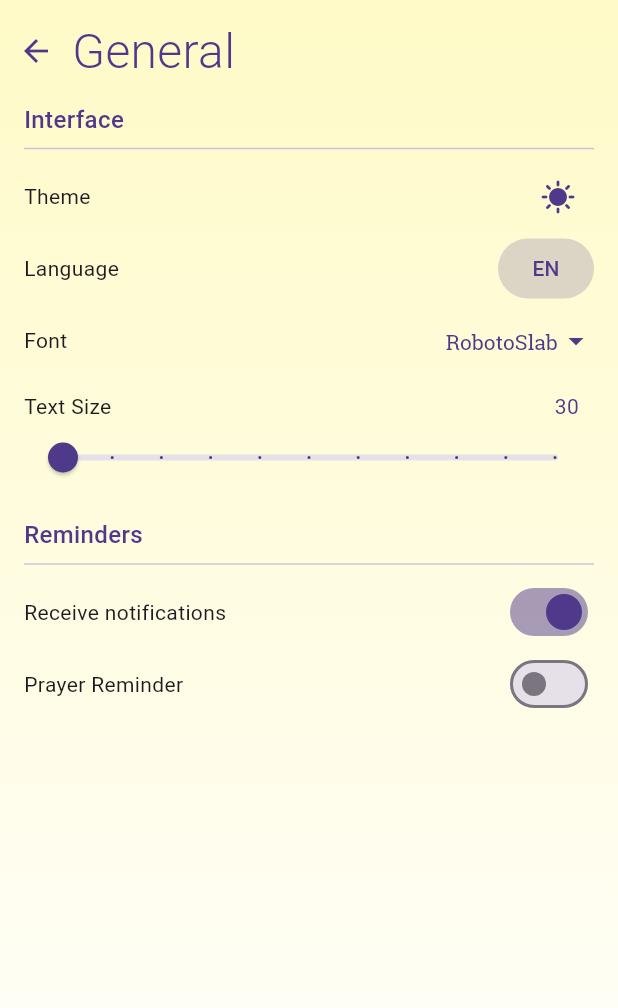
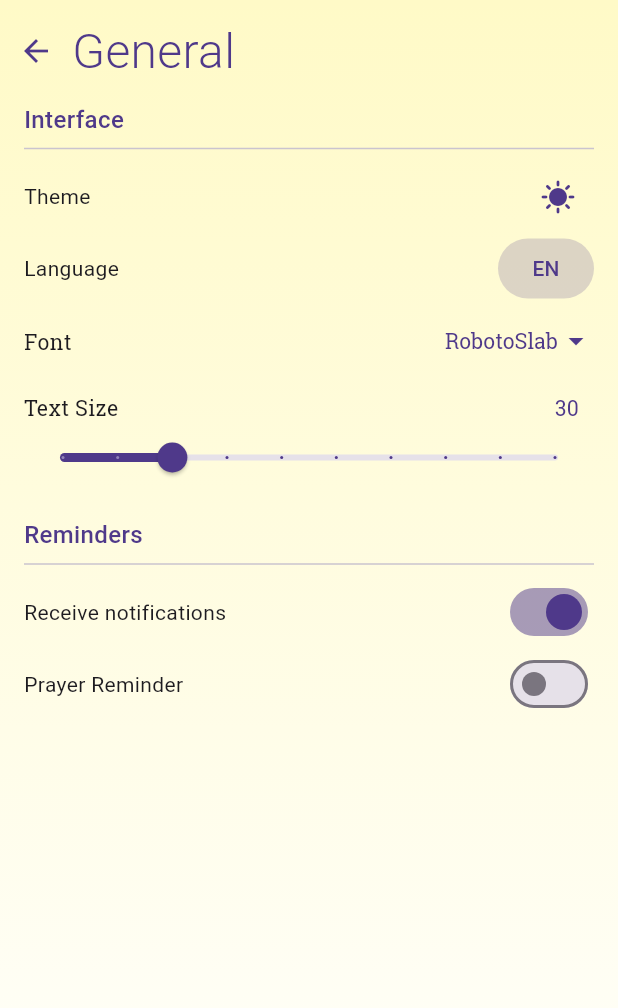
Before and after one commit to DagimN/living_way_mobile, a Flutter app: the SettingsScreen screen opened by its route, on a phone screen of 412 x 824 dp. Shown: the top 1008 px of the screen. Run offline on Flutter 3.47's test engine with Material 3 defaults, Android fonts, the light colour scheme and no system bars; our stand-ins replace audioplayers, cached_network_image, dio, flutter_dotenv, flutter_svg, font_awesome_flutter and 10 more; missing offline and left inert: encrypt, flavor_getter, flutter_polls, hl_image_picker, mini_music_visualizer, social_share; accounts and stored records are empty; project files that could hold a hidden picture were left out.

Commit message:
Text size and font setting functional
Changes:
	- The settings are functional only on some strings on the
	  setting screen as well as the whole bible content

```diff
--- a/lib/controllers/theme_controller.dart
+++ b/lib/controllers/theme_controller.dart
@@ -11,16 +11,17 @@ class ThemeController extends ChangeNotifier {
   double textSize = 0.3;
   AppLocale appLocale = AppLocale.en;
   Brightness brightness = Brightness.light;
-  Fonts? selectedFont;
+  Fonts selectedFont = Fonts.RobotoSlab;
 
-  ThemeController() {
-    selectedFont = Fonts.RobotoSlab;
+  //TODO: Save settings as cache and load from cache
 
+  set setTextSize(double value) {
+    textSize = value;
     notifyListeners();
   }
 
-  set setTextSize(double value) {
-    textSize = value;
+  set setFont(Fonts value) {
+    selectedFont = value;
     notifyListeners();
   }
 
--- a/lib/screens/Settings/settings_screen.dart
+++ b/lib/screens/Settings/settings_screen.dart
@@ -16,9 +16,13 @@ class SettingsScreen extends StatelessWidget {
     final appLocale = themeController.appLocale;
     final willRemindPrayer = profileController.willRemindPrayer;
     final prayerTimes = profileController.prayerTimes;
+
     double screenHeight = MediaQuery.of(context).size.height;
     double screenWidth = MediaQuery.of(context).size.width;
     Orientation orientation = MediaQuery.of(context).orientation;
+
+    double textSize = themeController.textSize;
+    Fonts selectedFont = themeController.selectedFont;
 
     return Scaffold(
         body: Container(
@@ -96,13 +100,18 @@ class SettingsScreen extends StatelessWidget {
                         Row(
                             mainAxisAlignment: MainAxisAlignment.spaceBetween,
                             children: [
-                              const Text('Font'),
+                              Text('Font',
+                                  style: TextStyle(
+                                      fontFamily: selectedFont.name,
+                                      fontSize: 47 * textSize)),
                               DropdownButton(
                                   value: themeController.selectedFont,
                                   underline: const SizedBox(),
                                   iconEnabledColor: lightPrimaryColor,
-                                  style:
-                                      const TextStyle(color: lightPrimaryColor),
+                                  style: TextStyle(
+                                      color: lightPrimaryColor,
+                                      fontFamily: selectedFont.name,
+                                      fontSize: 47 * textSize),
                                   items: Fonts.values
                                       .map((font) => DropdownMenuItem(
                                           value: font,
@@ -111,28 +120,34 @@ class SettingsScreen extends StatelessWidget {
                                                   fontFamily: font.name))))
                                       .toList(),
                                   onChanged: (value) {
-                                    //TODO: Set Font
+                                    themeController.setFont =
+                                        value ?? Fonts.RobotoSlab;
                                   })
                             ]),
                         const SizedBox(height: 10),
                         Row(
                             mainAxisAlignment: MainAxisAlignment.spaceBetween,
                             children: [
-                              const Text('Text Size'),
+                              Text('Text Size',
+                                  style: TextStyle(
+                                      fontSize: 47 * textSize,
+                                      fontFamily: selectedFont.name)),
                               Container(
                                   margin: const EdgeInsets.only(right: 10),
                                   child: Text(
                                       (themeController.textSize * 100)
                                           .toInt()
                                           .toString(),
-                                      style: const TextStyle(
+                                      style: TextStyle(
+                                          fontFamily: selectedFont.name,
+                                          fontSize: 47 * textSize,
                                           color: lightPrimaryColor)))
                             ]),
                         Slider(
                             value: themeController.textSize,
-                            min: 0,
-                            max: 100,
-                            divisions: 10,
+                            min: 0.1,
+                            max: 1,
+                            divisions: 9,
                             activeColor: lightPrimaryColor,
                             onChanged: (value) {
                               themeController.setTextSize = value;
--- a/pubspec.yaml
+++ b/pubspec.yaml
@@ -16,7 +16,7 @@ publish_to: 'none' # Remove this line if you wish to publish to pub.dev
 # https://developer.apple.com/library/archive/documentation/General/Reference/InfoPlistKeyReference/Articles/CoreFoundationKeys.html
 # In Windows, build-name is used as the major, minor, and patch parts
 # of the product and file versions while build-number is used as the build suffix.
-version: 0.21.1+89
+version: 0.22.1+90
 
 environment:
   sdk: '>=3.3.1 <4.0.0'
```
Also changed, not shown: lib/screens/BibleScreen/widgets/chapter_page.dart (+10 -1 lines).
